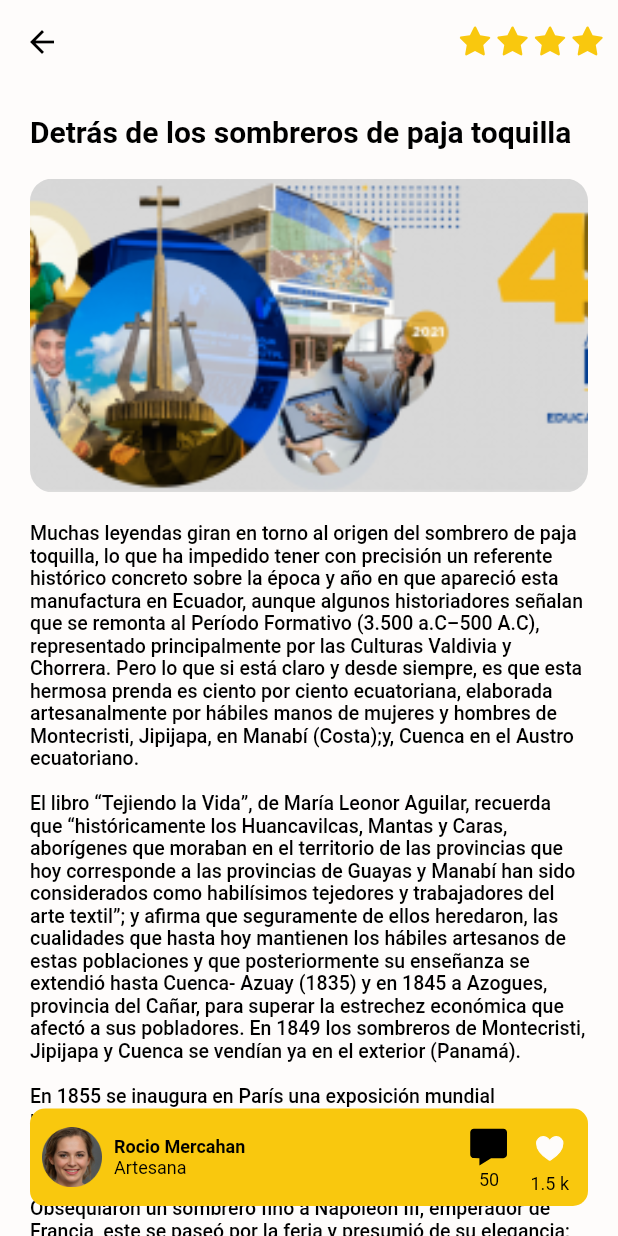
After one commit to taha-elkholy/complex_ui, a Flutter app: the ProductDetailsPage screen opened by its route, on a phone screen of 412 x 824 dp. The commit adds this screen. Run offline on Flutter 3.47's test engine with Material 2 defaults, Android fonts, the phone set to English and light mode, and no system bars; our stand-ins replace flutter_svg, persistent_bottom_nav_bar_v2.

Commit message:
finish product_details_page.dart.dart.dart

```diff
--- a/lib/core/router/app_router.dart
+++ b/lib/core/router/app_router.dart
@@ -3,6 +3,7 @@ import 'package:complex_ui/pages/auth/landing_page.dart';
 import 'package:complex_ui/pages/auth/login_page.dart';
 import 'package:complex_ui/pages/auth/register_page.dart';
 import 'package:complex_ui/pages/auth/register_with_page.dart';
+import 'package:complex_ui/pages/filter/product_details_page.dart';
 import 'package:complex_ui/pages/home_layout.dart';
 import 'package:flutter/material.dart';
 
@@ -29,6 +30,12 @@ Route<dynamic>? onGenerateRoute(RouteSettings settings) {
         settings: settings,
       );
 
+    case AppRoutes.productDetailsPgeRoute:
+      return MaterialPageRoute(
+        builder: (_) => const ProductDetailsPage(),
+        settings: settings,
+      );
+
     case AppRoutes.landingPageRoute:
     default:
       return MaterialPageRoute(
--- a/lib/core/router/routes.dart
+++ b/lib/core/router/routes.dart
@@ -4,4 +4,5 @@ abstract class AppRoutes{
   static const String registerPageRoute = '/register';
   static const String registerWithPageRoute = '/registerWith';
   static const String homeLayoutPageRoute = '/home';
+  static const String productDetailsPgeRoute = '/productDetails';
 }
--- /dev/null
+++ b/lib/pages/filter/product_details_page.dart
@@ -0,0 +1,193 @@
+import 'package:complex_ui/core/style/colors.dart';
+import 'package:flutter/material.dart';
+import 'package:flutter_svg/svg.dart';
+
+class ProductDetailsPage extends StatelessWidget {
+  const ProductDetailsPage({Key? key}) : super(key: key);
+
+  @override
+  Widget build(BuildContext context) {
+    return Scaffold(
+      appBar: AppBar(
+        actions: [
+          SvgPicture.asset(
+            'assets/icons/ant-design_star-filled.svg',
+            width: 25,
+            height: 25,
+            color: AppColors.yellow,
+          ),
+          SvgPicture.asset(
+            'assets/icons/ant-design_star-filled.svg',
+            width: 25,
+            height: 25,
+            color: AppColors.yellow,
+          ),
+          SvgPicture.asset(
+            'assets/icons/ant-design_star-filled.svg',
+            width: 25,
+            height: 25,
+            color: AppColors.yellow,
+          ),
+          SvgPicture.asset(
+            'assets/icons/ant-design_star-filled.svg',
+            width: 25,
+            height: 25,
+            color: AppColors.yellow,
+          ),
+          const SizedBox(
+            width: 8,
+          ),
+        ],
+      ),
+      body: Stack(
+        alignment: Alignment.bottomCenter,
+        children: [
+          ListView(
+            physics: const BouncingScrollPhysics(),
+            padding: const EdgeInsets.all(20),
+            children: [
+              Text(
+                'Detrás de los sombreros de paja toquilla',
+                style: Theme
+                    .of(context)
+                    .textTheme
+                    .titleLarge!
+                    .copyWith(fontSize: 20),
+              ),
+              const SizedBox(
+                height: 20,
+              ),
+              AspectRatio(
+                aspectRatio: 16 / 9,
+                child: ClipRRect(
+                  borderRadius: BorderRadius.circular(15),
+                  child: Image.asset(
+                    'assets/images/banner_utpl.png',
+                    fit: BoxFit.cover,
+                  ),
+                ),
+              ),
+              const SizedBox(
+                height: 20,
+              ),
+              Text(
+                text,
+                style: Theme
+                    .of(context)
+                    .textTheme
+                    .bodySmall!
+                    .copyWith(fontSize: 13, fontWeight: FontWeight.w500),
+              ),
+            ],
+          ),
+          Padding(
+            padding: const EdgeInsets.all(20.0),
+            child: DecoratedBox(
+              decoration: BoxDecoration(
+                  color: AppColors.yellow,
+                  borderRadius: BorderRadius.circular(10)),
+              child: Padding(
+                padding: const EdgeInsets.all(8.0),
+                child: Row(
+                  children: [
+                    Image.asset(
+                      'assets/images/persson2.png',
+                      width: 40,
+                      height: 40,
+                    ),
+                    const SizedBox(
+                      width: 8,
+                    ),
+                    Expanded(
+                      child: Column(
+                        crossAxisAlignment: CrossAxisAlignment.start,
+                        mainAxisSize: MainAxisSize.min,
+                        children: [
+                          Text(
+                            'Rocio Mercahan',
+                            style:
+                            Theme
+                                .of(context)
+                                .textTheme
+                                .bodySmall!
+                                .copyWith(
+                              fontWeight: FontWeight.bold,
+                            ),
+                          ),
+                          Text(
+                            'Artesana',
+                            style: Theme
+                                .of(context)
+                                .textTheme
+                                .bodySmall!
+                                .copyWith(fontWeight: FontWeight.normal),
+                          ),
+                        ],
+                      ),
+                    ),
+                    Column(
+                      mainAxisSize: MainAxisSize.min,
+                      children: [
+                        SizedBox(
+                          width: 30,
+                          height: 30,
+                          child: SvgPicture.asset(
+                            'assets/icons/bxs_message.svg',
+
+                            color: Colors.black,
+                          ),
+                        ),
+                        Text(
+                          '50',
+                          style: Theme
+                              .of(context)
+                              .textTheme
+                              .bodySmall!
+                              .copyWith(fontWeight: FontWeight.normal),
+                        ),
+                      ],
+                    ),
+                    const SizedBox(
+                      width: 8,
+                    ),
+                    Column(
+                      mainAxisSize: MainAxisSize.min,
+                      children: [
+                        SizedBox(
+                          width: 35,
+                          height: 35,
+                          child: SvgPicture.asset(
+                            'assets/icons/favorito.svg',
+
+                            color: AppColors.white,
+                          ),
+                        ),
+                        Text(
+                          '1.5 k',
+                          style: Theme
+                              .of(context)
+                              .textTheme
+                              .bodySmall!
+                              .copyWith(fontWeight: FontWeight.normal),
+                        ),
+                      ],
+                    ),
+                  ],
+                ),
+              ),
+            ),
+          )
+        ],
+      ),
+    );
+  }
+}
+
+const String text =
+'''Muchas leyendas giran en torno al origen del sombrero de paja toquilla, lo que ha impedido tener con precisión un referente histórico concreto sobre la época y año en que apareció esta manufactura en Ecuador, aunque algunos historiadores señalan que se remonta al Período Formativo (3.500 a.C–500 A.C), representado principalmente por las Culturas Valdivia y Chorrera. Pero lo que si está claro y desde siempre, es que esta hermosa prenda es ciento por ciento ecuatoriana, elaborada artesanalmente por hábiles manos de mujeres y hombres de Montecristi, Jipijapa, en Manabí (Costa);y, Cuenca en el Austro ecuatoriano.
+
+El libro “Tejiendo la Vida”, de María Leonor Aguilar, recuerda que “históricamente los Huancavilcas, Mantas y Caras, aborígenes que moraban en el territorio de las provincias que hoy corresponde a las provincias de Guayas y Manabí han sido considerados como habilísimos tejedores y trabajadores del arte textil”; y afirma que seguramente de ellos heredaron, las cualidades que hasta hoy mantienen los hábiles artesanos de estas poblaciones y que posteriormente su enseñanza se extendió hasta Cuenca- Azuay (1835) y en 1845 a Azogues, provincia del Cañar, para superar la estrechez económica que afectó a sus pobladores. En 1849 los sombreros de Montecristi, Jipijapa y Cuenca se vendían ya en el exterior (Panamá).
+
+En 1855 se inaugura en París una exposición mundial preparada por el francés Philippe Raimondi, a la asiste Panamá con una colección de sombreros de paja toquilla, elaborados en tierras manabitas (Ecuador). Esta colección impresionó favorablemente al habitante europeo por la finura del tejido. Obsequiaron un sombrero fino a Napoleón III, emperador de Francia, este se paseó por la feria y presumió de su elegancia; el hecho causó la inquietud de otras personas que preguntaros cómo adquirirlo. Al haber obtenido éxito en la exposición, se continuó con el negocio. Pero en el catálogo de la exposición no aparece el nombre del Ecuador como país expositor y es en el espacio reservado a “Comarcas diversas” donde se explica el puerto de procedencia de donde se embarca con el nombre del expositor y su lugar de residencia, en dicho catálogo se habla de un sombrero con “tejido de paja”.
+
+''';
--- a/lib/pages/filter/widgets/filter_product_item.dart
+++ b/lib/pages/filter/widgets/filter_product_item.dart
@@ -1,3 +1,4 @@
+import 'package:complex_ui/core/router/routes.dart';
 import 'package:complex_ui/core/style/colors.dart';
 import 'package:complex_ui/pages/home/widgets/product_item.dart';
 import 'package:flutter/material.dart';
@@ -14,7 +15,11 @@ class FilterProductItem extends StatefulWidget {
 class _FilterProductItemState extends State<FilterProductItem> {
   @override
   Widget build(BuildContext context) {
-    return Card(
+    return InkWell(
+      onTap: () => Navigator.of(context,rootNavigator: true).pushNamed(
+        AppRoutes.productDetailsPgeRoute
+      ),
+      child: Card(
         shape: RoundedRectangleBorder(borderRadius: BorderRadius.circular(20)),
         clipBehavior: Clip.antiAliasWithSaveLayer,
         child: Stack(
@@ -127,6 +132,7 @@ class _FilterProductItemState extends State<FilterProductItem> {
             )
           ],
         ),
+      ),
     );
   }
 }
```
Lines whose indentation alone changed are shown as unchanged.
